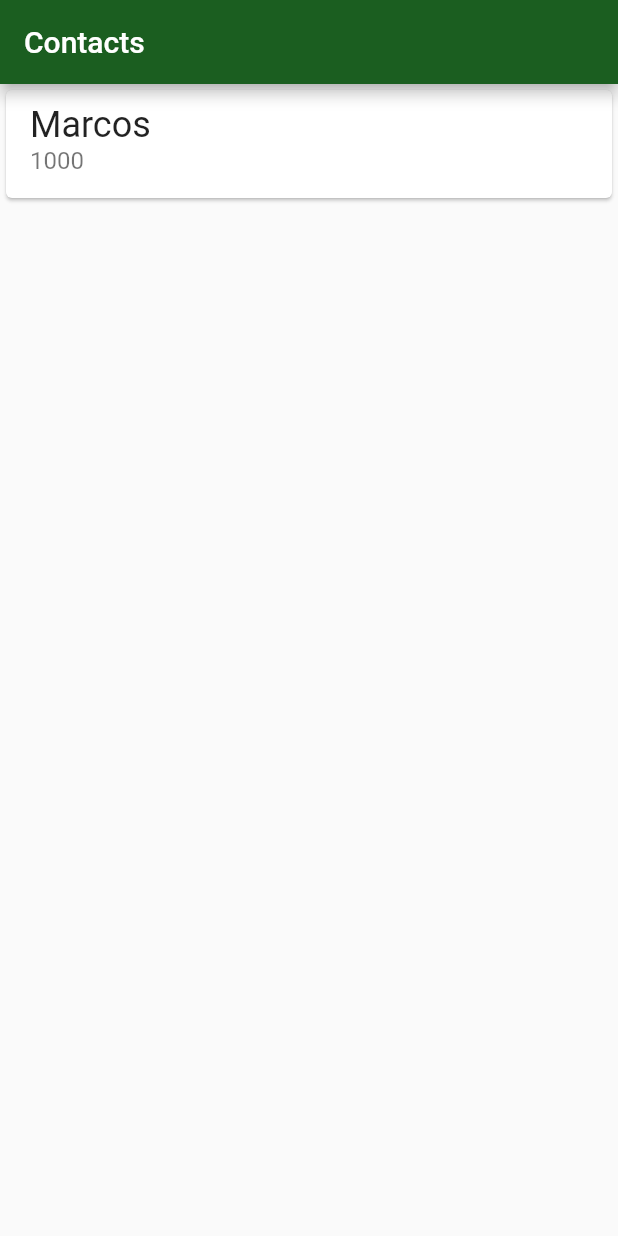
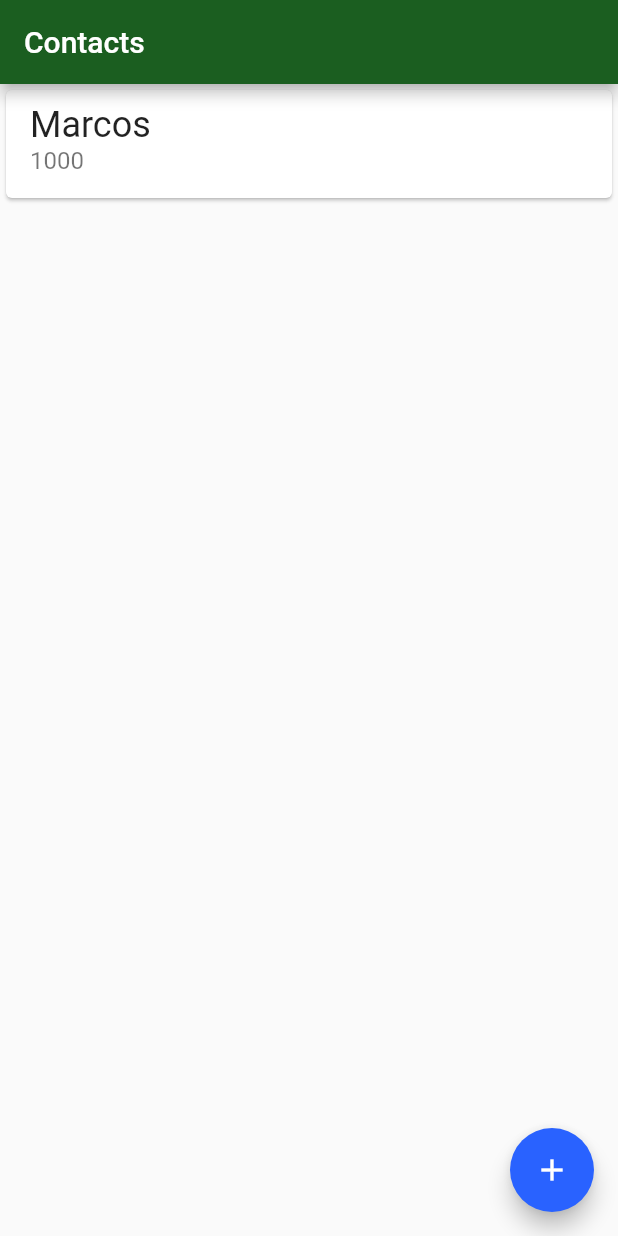
Before and after one commit to marcos-brs/bytebank-sqlite, a Flutter app: the screen it shows after launch, on a phone screen of 412 x 824 dp. Run offline on Flutter 3.47's test engine with Material 2 defaults, Android fonts, the phone set to English and light mode, and no system bars.

Commit message:
add floating action button

```diff
--- a/lib/screen/contacts_list.dart
+++ b/lib/screen/contacts_list.dart
@@ -26,6 +26,9 @@ class ContactList extends StatelessWidget {
             )
           ],
         ),
-    );
+        floatingActionButton: FloatingActionButton(
+          onPressed: () {},
+          child: const Icon(Icons.add),
+        ));
   }
 }
```
Lines whose indentation alone changed are shown as unchanged.
